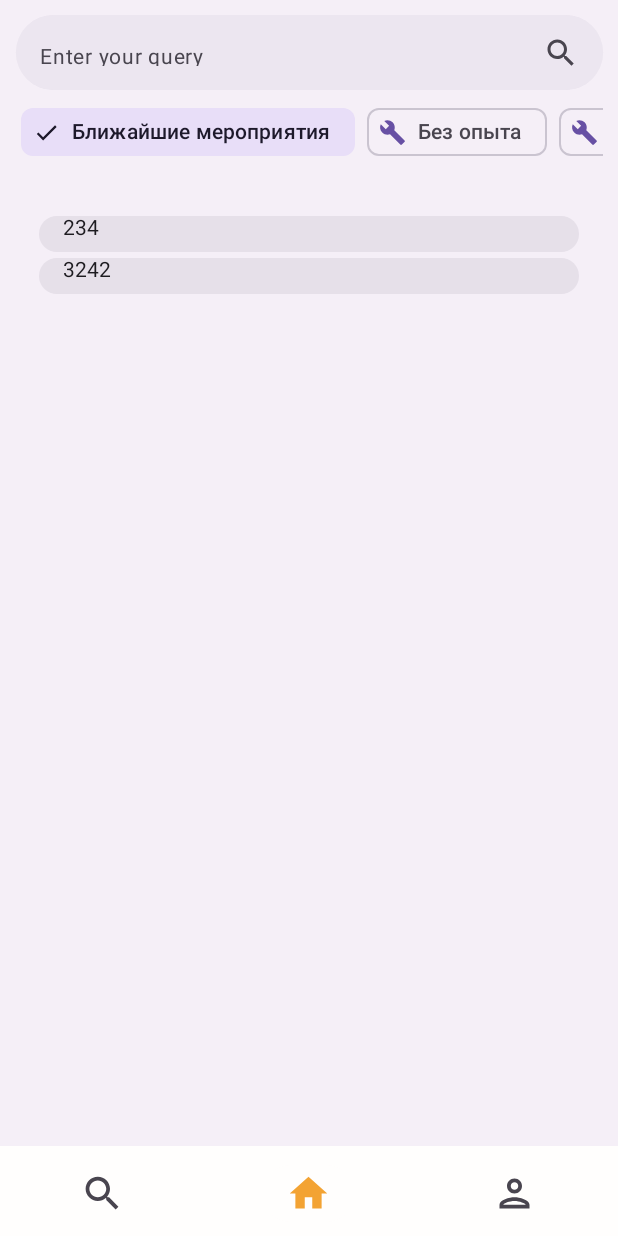
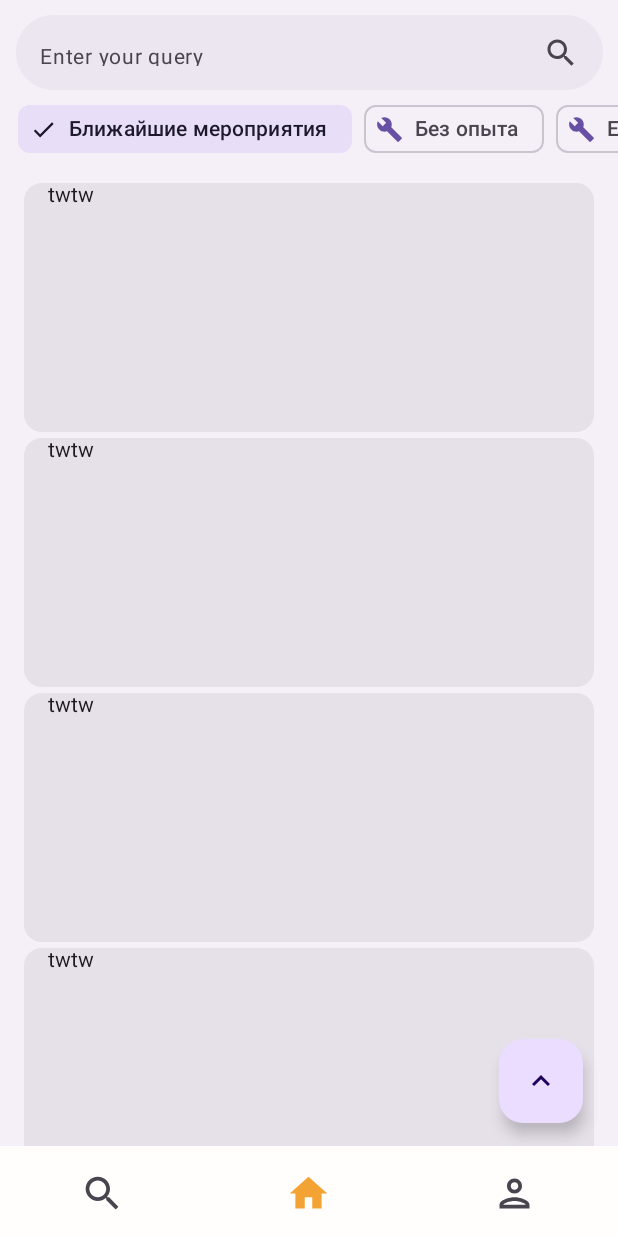
Before and after one commit to ssledopyt/Duno, an Android app built with Jetpack Compose: the Events screen opened through its navigation route, on a phone screen of 412 x 824 dp. Run offline under Robolectric (Android 15) with nearby library versions, the phone set to English and light mode, and no system bars; our stand-ins replace Timber.

Commit message:
map working! adding events

```diff
--- a/app/build.gradle.kts
+++ b/app/build.gradle.kts
@@ -86,12 +86,16 @@ dependencies {
     implementation("androidx.compose.ui:ui-viewbinding:1.6.0")
     implementation("androidx.fragment:fragment-ktx:1.7.0-alpha09")
     implementation("com.google.android.material:material:1.9.0")
+    implementation("androidx.datastore:datastore-preferences:1.0.0")
 
     implementation("androidx.core:core-ktx:1.10.1")
     implementation("androidx.appcompat:appcompat:1.6.1")
     implementation("com.google.dagger:hilt-android:2.44")
-    implementation ("com.yandex.android:authsdk:3.1.0")
+    implementation("com.yandex.android:authsdk:3.1.0")
     implementation("com.squareup.okhttp3:okhttp:4.12.0")
+    implementation("com.squareup.retrofit2:retrofit:2.10.0")
+    implementation("com.squareup.retrofit2:converter-gson:2.10.0")
+
     implementation("com.yandex.android:maps.mobile:4.5.1-lite")
 
     kapt("com.google.dagger:hilt-android-compiler:2.44")
--- a/app/src/main/java/com/example/duno/DunoNavGraph.kt
+++ b/app/src/main/java/com/example/duno/DunoNavGraph.kt
@@ -167,60 +167,3 @@ fun NavHostController.navigateSingleTopTo(route: String) =
         launchSingleTop = true
         //restoreState = true
     }
-
-
-
-@OptIn(ExperimentalMaterial3Api::class)
-@Composable
-fun FilterChipGroup(
-    items: List<String>,
-    defaultSelectedItemIndex:Int = 0,
-    selectedItemIcon: ImageVector = Icons.Filled.Done,
-    itemIcon: ImageVector = Icons.Filled.Build,
-    onSelectedChanged : (Int) -> Unit = {}
-){
-    var selectedItemIndex by remember { mutableStateOf(defaultSelectedItemIndex) }
-
-    LazyRow(userScrollEnabled = true,
-        modifier = Modifier,
-
-    ) {
-
-        items(items.size) { index: Int ->
-            FilterChip(
-                modifier = Modifier.padding(4.dp),
-                selected = items[selectedItemIndex] == items[index],
-                onClick = {
-                    selectedItemIndex = index
-                    onSelectedChanged(index)
-                },
-                label = { Text(items[index]) },
-                leadingIcon = if (items[selectedItemIndex] == items[index]) {
-                    {
-                        Icon(
-                            imageVector = selectedItemIcon,
-                            contentDescription = "Localized Description",
-                            modifier = Modifier.size(FilterChipDefaults.IconSize)
-                        )
-                    }
-                } else {
-                    {
-                        Icon(
-                            imageVector = itemIcon,
-                            contentDescription = "Localized description",
-                            modifier = Modifier.size(FilterChipDefaults.IconSize)
-                        )
-                    }
-                }
-            )
-        }
-    }
-}
-
-@Composable
-fun PreviewFilterChipGroup() {
-    FilterChipGroup(items = listOf("Ближайшие мероприятия", "Без опыта", "Есть опыт", "Очень опытные"),
-        onSelectedChanged = {
-
-        })
-}
--- a/app/src/main/java/com/example/duno/compose/EventsScreen.kt
+++ b/app/src/main/java/com/example/duno/compose/EventsScreen.kt
@@ -11,14 +11,22 @@ import androidx.compose.foundation.layout.fillMaxWidth
 import androidx.compose.foundation.layout.height
 import androidx.compose.foundation.layout.offset
 import androidx.compose.foundation.layout.padding
+import androidx.compose.foundation.layout.size
 import androidx.compose.foundation.lazy.LazyColumn
+import androidx.compose.foundation.lazy.LazyListState
+import androidx.compose.foundation.lazy.LazyRow
 import androidx.compose.foundation.lazy.items
-import androidx.compose.foundation.rememberScrollState
-import androidx.compose.foundation.verticalScroll
+import androidx.compose.foundation.lazy.rememberLazyListState
 import androidx.compose.material.icons.Icons
+import androidx.compose.material.icons.filled.Build
+import androidx.compose.material.icons.filled.Done
+import androidx.compose.material.icons.filled.KeyboardArrowUp
 import androidx.compose.material.icons.filled.Search
 import androidx.compose.material3.Card
 import androidx.compose.material3.ExperimentalMaterial3Api
+import androidx.compose.material3.FilterChip
+import androidx.compose.material3.FilterChipDefaults
+import androidx.compose.material3.FloatingActionButton
 import androidx.compose.material3.Icon
 import androidx.compose.material3.MaterialTheme
 import androidx.compose.material3.SearchBar
@@ -27,15 +35,23 @@ import androidx.compose.runtime.Composable
 import androidx.compose.runtime.getValue
 import androidx.compose.runtime.mutableStateOf
 import androidx.compose.runtime.remember
+import androidx.compose.runtime.rememberCoroutineScope
 import androidx.compose.runtime.setValue
 import androidx.compose.ui.Alignment
 import androidx.compose.ui.Modifier
+import androidx.compose.ui.graphics.vector.ImageVector
 import androidx.compose.ui.semantics.contentDescription
 import androidx.compose.ui.semantics.semantics
 import androidx.compose.ui.tooling.preview.Preview
 import androidx.compose.ui.unit.dp
 import androidx.compose.ui.unit.sp
-import com.example.duno.PreviewFilterChipGroup
+import com.example.duno.data.Meeting
+import com.example.duno.data.MeetingViewModel
+import com.example.duno.ui.LargeDp
+import com.example.duno.ui.SmallDp
+import com.example.duno.ui.TinyDp
+import kotlinx.coroutines.launch
+
 @Preview
 @OptIn(ExperimentalMaterial3Api::class)
 @Composable
@@ -44,7 +60,7 @@ fun EventsScreen() {
         modifier = Modifier
             .fillMaxSize()
             .background(MaterialTheme.colorScheme.inverseOnSurface)
-     //       .verticalScroll(rememberScrollState())
+            //       .verticalScroll(rememberScrollState())
             .semantics { contentDescription = "Events Screen" }
     ) {
         var text by remember { mutableStateOf("") } // Query for SearchBar
@@ -73,10 +89,153 @@ fun EventsScreen() {
                 Icon(imageVector = Icons.Filled.Search, contentDescription = null)
             }) {}
 
-        Box(modifier = Modifier.padding(10.dp)){
+        Box(modifier = Modifier.padding(top = TinyDp, start = SmallDp)){
             PreviewFilterChipGroup()
         }
-        /*Box(modifier = Modifier.padding( start = 12.dp)) {
+        Box(modifier = Modifier.padding(top = TinyDp).padding(horizontal = TinyDp)){
+            //val meetingList by viewModel.meetingList.()
+            val messages = mutableListOf(
+                Meeting("twtw"),
+                Meeting("twtw"),
+                Meeting("twtw"),
+                Meeting("twtw"),
+                Meeting("twtw"),
+                Meeting("twtw"),
+                Meeting("twtw"),
+                Meeting("tw32tw"),
+                Meeting("twtw"),
+            )
+            val listState = rememberLazyListState()
+            val coroutineScope = rememberCoroutineScope()
+            val meetingViewModel = MeetingViewModel()
+            EventsList(messages, listState, meetingViewModel)
+            FloatingActionButton(
+                modifier = Modifier.align(Alignment.BottomEnd)
+                    .padding(15.dp),
+                onClick = {
+                    coroutineScope.launch{ listState.animateScrollToItem(index = 0)  }
+                }
+            ) {
+                Icon(imageVector = Icons.Filled.KeyboardArrowUp,contentDescription = null)
+            }
+        }
+    }
+}
+
+@Composable
+fun EventsList(
+    eventsList: List<Meeting>,
+    listState: LazyListState,
+    viewModel: MeetingViewModel){
+    LazyColumn(
+        state = listState,
+        modifier = Modifier
+            .fillMaxSize(),
+        contentPadding = PaddingValues(horizontal = 8.dp, vertical = 8.dp),
+        verticalArrangement = Arrangement.spacedBy(4.dp),
+        ){
+        items(eventsList) { event ->
+            EventsDetails(event = event)
+        }
+    }
+
+}
+
+@Composable
+fun EventsDetails(
+    modifier: Modifier = Modifier,
+    event: Meeting
+) {
+    Card(
+        modifier = modifier
+    ) {
+        Column(
+            modifier = Modifier.fillMaxSize()
+        ) {
+            Text(
+                text = event.title,
+                modifier = Modifier
+                    .fillMaxWidth()
+                    .padding(horizontal = 16.dp)
+            )
+            Spacer(Modifier.height(150.dp))
+            /*FlowRow(
+                modifier = Modifier
+                    .fillMaxWidth()
+                    .padding(horizontal = 16.dp),
+                horizontalArrangement = Arrangement.spacedBy(8.dp)
+            ) {
+                image.tags.forEach { tag ->
+                    SuggestionChip(
+                        label = {
+                            Text(text = tag)
+                        },
+                        onClick = {},
+                    )
+                }
+            }*/
+            //Spacer(Modifier.height(8.dp))
+        }
+    }
+}
+
+@OptIn(ExperimentalMaterial3Api::class)
+@Composable
+fun FilterChipGroup(
+    items: List<String>,
+    defaultSelectedItemIndex:Int = 0,
+    selectedItemIcon: ImageVector = Icons.Filled.Done,
+    itemIcon: ImageVector = Icons.Filled.Build,
+    onSelectedChanged : (Int) -> Unit = {}
+){
+    var selectedItemIndex by remember { mutableStateOf(defaultSelectedItemIndex) }
+
+    LazyRow(userScrollEnabled = true,
+        modifier = Modifier.height(LargeDp),
+
+        ) {
+
+        items(items.size) { index: Int ->
+            FilterChip(
+                modifier = Modifier.padding(top = TinyDp, end = TinyDp),
+                selected = items[selectedItemIndex] == items[index],
+                onClick = {
+                    selectedItemIndex = index
+                    onSelectedChanged(index)
+                },
+                label = { Text(items[index]) },
+                leadingIcon = if (items[selectedItemIndex] == items[index]) {
+                    {
+                        Icon(
+                            imageVector = selectedItemIcon,
+                            contentDescription = "Localized Description",
+                            modifier = Modifier.size(FilterChipDefaults.IconSize)
+                        )
+                    }
+                } else {
+                    {
+                        Icon(
+                            imageVector = itemIcon,
+                            contentDescription = "Localized description",
+                            modifier = Modifier.size(FilterChipDefaults.IconSize)
+                        )
+                    }
+                }
+            )
+        }
+    }
+}
+
+@Composable
+fun PreviewFilterChipGroup() {
+    FilterChipGroup(items = listOf("Ближайшие мероприятия", "Без опыта", "Есть опыт", "Очень опытные"),
+        onSelectedChanged = {
+
+        })
+}
+
+//CustomFilterChip
+/*Box(modifier = Modifier.padding( start = 12.dp)) {
             var selected by remember { mutableStateOf(false) }
             var text by rememberSaveable { mutableStateOf("") }
             *//*TextField(
@@ -107,78 +266,3 @@ fun EventsScreen() {
                 )
             )
         }*/
-        Box(modifier = Modifier.padding(10.dp)){
-            val messages = mutableListOf("234", "3242")
-            LazyColumn(
-                modifier = Modifier.fillMaxSize(),
-                contentPadding = PaddingValues(horizontal = 16.dp, vertical = 8.dp),
-                verticalArrangement = Arrangement.spacedBy(4.dp)
-            ){
-                items(messages) { item ->
-                    EventsDetails(text = item)
-                }
-
-                /*items(messages.length) { message ->
-                    Text( text = message)
-                }*/
-            }
-        }
-    }
-}
-
-
-@Composable
-fun EventsDetails(
-    modifier: Modifier = Modifier,
-    text: String
-) {
-    Card(
-        modifier = modifier
-    ) {
-        Column(
-            modifier = Modifier.fillMaxSize()
-        ) {
-            Text(
-                text = text,
-                modifier = Modifier
-                    .fillMaxWidth()
-                    .padding(horizontal = 16.dp)
-            )
-            Spacer(Modifier.height(8.dp))
-            /*FlowRow(
-                modifier = Modifier
-                    .fillMaxWidth()
-                    .padding(horizontal = 16.dp),
-                horizontalArrangement = Arrangement.spacedBy(8.dp)
-            ) {
-                image.tags.forEach { tag ->
-                    SuggestionChip(
-                        label = {
-                            Text(text = tag)
-                        },
-                        onClick = {},
-                    )
-                }
-            }*/
-            //Spacer(Modifier.height(8.dp))
-        }
-    }
-}
-
-/*@Composable
-fun MapScreen() {
-    Column(
-        modifier = Modifier
-            .fillMaxSize()
-            .background(MaterialTheme.colorScheme.inverseOnSurface)
-    ) {
-        Text(text = "uy")
-    }
-}*/
-
-/*
-@Preview
-@Composable
-fun MainScreenn() {
-    EventsScreen()
-}*/
--- /dev/null
+++ b/app/src/main/java/com/example/duno/data/Meeting.kt
@@ -0,0 +1,24 @@
+package com.example.duno.data
+
+import androidx.compose.runtime.Stable
+import androidx.compose.runtime.getValue
+import androidx.compose.runtime.mutableStateOf
+import androidx.compose.runtime.setValue
+import java.util.Date
+@Stable
+data class Meeting(
+    //val id: Int,
+    val title: String,
+ /*   val gameName: String,
+    val body: String,
+    val status: String,
+    val geoMarker: String,
+    val countPlayers: String,
+    val userNickname: Int,
+    val createdAt: Date,
+    val closedAt: Date*/
+)
+
+/*private class MutableAddEditMeeting : Meeting {
+    override var title: String by mutableStateOf("")
+}*/
--- /dev/null
+++ b/app/src/main/java/com/example/duno/data/MeetingViewModel.kt
@@ -0,0 +1,21 @@
+package com.example.duno.data
+
+import androidx.lifecycle.LiveData
+import androidx.lifecycle.MutableLiveData
+import androidx.lifecycle.ViewModel
+
+
+class MeetingViewModel : ViewModel() {
+    private val _meetingList = MutableLiveData(listOf<Meeting>())
+    val meetingList: LiveData<List<Meeting>> = _meetingList
+
+    fun updateMeetingList(newMeetings: List<Meeting>) {
+        _meetingList.value = _meetingList.value?.plus(newMeetings)
+    }
+}
+
+
+// Функция обновления списка
+fun updateList(viewModel: MeetingViewModel, newMeetings: List<Meeting>) {
+    viewModel.updateMeetingList(newMeetings)
+}
--- a/app/src/main/res/layout/map_screen.xml
+++ b/app/src/main/res/layout/map_screen.xml
@@ -2,7 +2,4 @@
 <com.yandex.mapkit.mapview.MapView android:id="@+id/mapview"
         android:layout_width="match_parent"
         android:layout_height="match_parent"
-        android:name="com.example.duno.compose.MapScreen"
-        xmlns:android="http://schemas.android.com/apk/res/android"
-        tools:context=".compose.MapScreen"
-        xmlns:tools="http://schemas.android.com/tools" />
+        xmlns:android="http://schemas.android.com/apk/res/android" />
```
Also changed, not shown: app/src/main/java/com/example/duno/DunoActivity.kt (+0 -14 lines), app/src/main/java/com/example/duno/compose/MapScreen.kt (+21 -23 lines), app/src/main/java/com/example/duno/compose/elements/ScrollableList.kt (added, +23 -0 lines), app/src/main/java/com/example/duno/compose/elements/SearchBar.kt (added, +40 -0 lines), app/src/main/java/com/example/duno/data/MeetingRepository.kt (added, +9 -0 lines), app/src/main/java/com/example/duno/data/MeetingRepositoryImpl.kt (added, +22 -0 lines), app/src/main/java/com/example/duno/db/ApiService.kt (added, +16 -0 lines), app/src/main/java/com/example/duno/db/Configuration.kt (+83 -0 lines), app/src/main/java/com/example/duno/ui/Type.kt (+63 -16 lines), app/src/main/res/layout/fragment_container.xml (+4 -3 lines).
